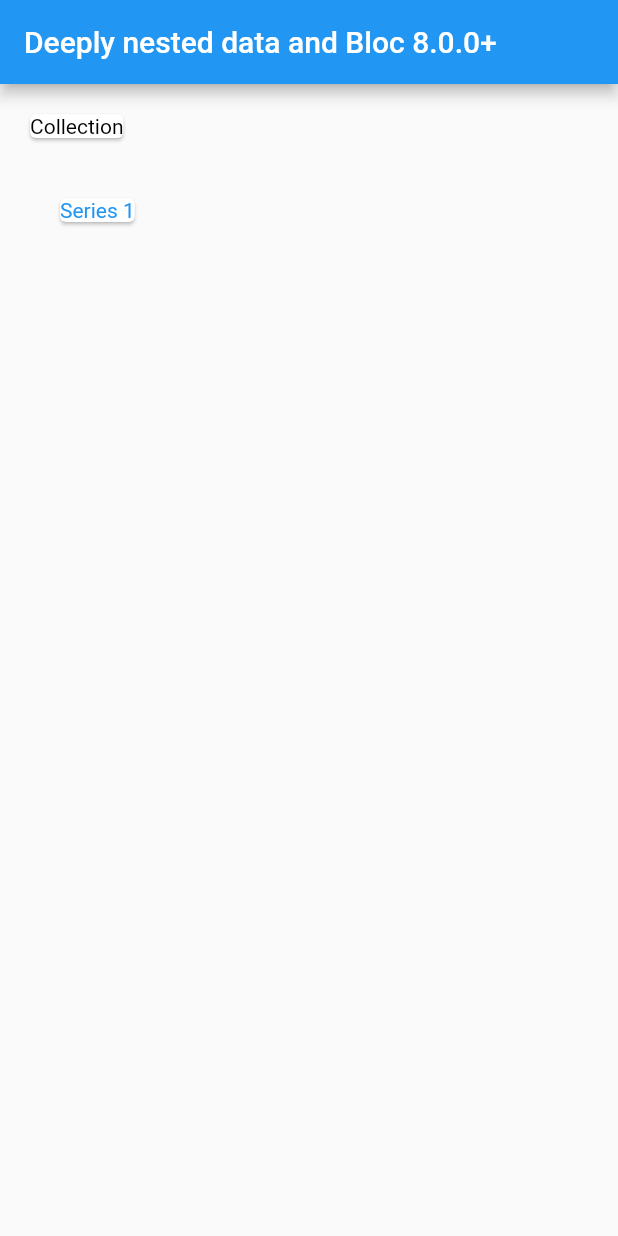
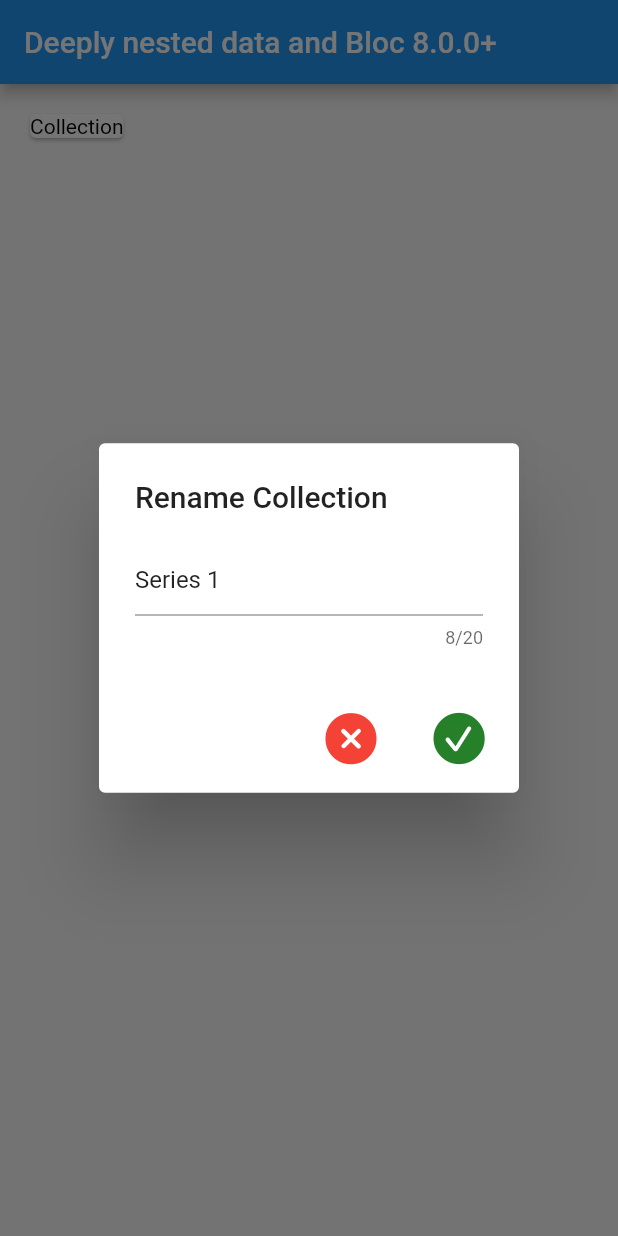
Before and after one commit to Goosebay111/deeply_nested_objects, a Flutter app: the screen it shows after launch, after a tap on "Collection", on a phone screen of 412 x 824 dp. Run offline on Flutter 3.47's test engine with Material 2 defaults, Android fonts, the phone set to English and light mode, and no system bars; our stand-ins replace equatable, flutter_bloc.

Commit message:
adding naming and renaming functionality

```diff
--- a/lib/bloc/add_to_collection_logic.dart
+++ b/lib/bloc/add_to_collection_logic.dart
@@ -1,6 +1,7 @@
 import 'package:deeply_nested_objects/bloc/collection_bloc.dart';
 import 'package:deeply_nested_objects/bloc/collection_event.dart';
 import 'package:deeply_nested_objects/bloc/collection_state.dart';
+import 'package:deeply_nested_objects/naming_dialog_box.dart';
 import 'package:flutter/material.dart';
 import 'package:flutter_bloc/flutter_bloc.dart';
 
@@ -35,11 +36,18 @@ void addToCollectionLogic({
   }
 }
 
-void addToTopLayer({required name, required showType, required context}) {
+void addToTopLayer({required name, required showType, required context}) async {
+
+  String? newName = await namingDialogBox(
+            context: context,
+            currentText: name,
+            newRequest: 'Rename Collection',
+          );
+
   BlocProvider.of<CollectionBloc>(context).add(
     AddToTopLayer(
       newChild: CollectionState(
-        name: name,
+        name: newName ?? name,
         showType: showType,
         children: [],
       ),
@@ -52,11 +60,18 @@ void addToNodes({
   required parent,
   required showType,
   required context,
-}) {
+})  async {
+
+  String? newName = await namingDialogBox(
+            context: context,
+            currentText: name,
+            newRequest: 'Rename Collection',
+          );
+
   BlocProvider.of<CollectionBloc>(context).add(
     AddToNode(
       newChild: CollectionState(
-        name: name,
+        name: newName ?? name,
         showType: showType,
         children: [],
       ),
--- a/lib/bloc/collection_event.dart
+++ b/lib/bloc/collection_event.dart
@@ -23,26 +23,12 @@ class AddToNode extends CollectionEvents {
   final CollectionState parent;
 }
 
-class RenameTopLayer extends CollectionEvents {
-  RenameTopLayer({
-    required this.newName,
-   // required this.index,
-    required this.parent,
-    //required this.child,
-  });
-
-  final CollectionState parent;
-  //final CollectionState child;
-  final String newName;
- // final int index;
-}
-
 class RenameNode extends CollectionEvents {
   RenameNode({
     required this.newName,
     required this.parent,
   });
 
+  final CollectionState parent;
   final String newName;
-  final CollectionState parent;
 }
--- /dev/null
+++ b/lib/naming_dialog_box.dart
@@ -0,0 +1,46 @@
+import 'package:flutter/cupertino.dart';
+import 'package:flutter/material.dart';
+import 'package:flutter/services.dart';
+import 'dart:math';
+
+Future namingDialogBox(
+    {required BuildContext context,
+    required String newRequest,
+    String currentText = '', bool youTube = false, bool uniqueCode = false}) async {
+  TextEditingController controller = TextEditingController()
+    ..text = currentText;
+  return showDialog(
+    context: context,
+    builder: (context) {
+      return AlertDialog(
+        title: Text(newRequest),
+        content: TextField(
+          maxLength: uniqueCode? 24 : youTube == false ? 20 : 50,
+          maxLengthEnforcement: MaxLengthEnforcement.enforced,
+          controller: controller,
+        ),
+        actions: [
+          Transform.rotate(
+            angle: pi / 4,
+            child: TextButton(
+              onPressed: () => Navigator.of(context).pop(),
+              child: const Icon(
+                CupertinoIcons.add_circled_solid,
+                color: Colors.red,
+                size: 40,
+              ),
+            ),
+          ),
+          TextButton(
+            onPressed: () => Navigator.of(context).pop(controller.text),
+            child: const Icon(
+              CupertinoIcons.checkmark_circle_fill,
+              color: Color(0xff258029),
+              size: 40,
+            ),
+          ),
+        ],
+      );
+    },
+  );
+}
```
Also changed, not shown: lib/bloc/collection_bloc.dart (+4 -33 lines), lib/main.dart (+6 -9 lines).
